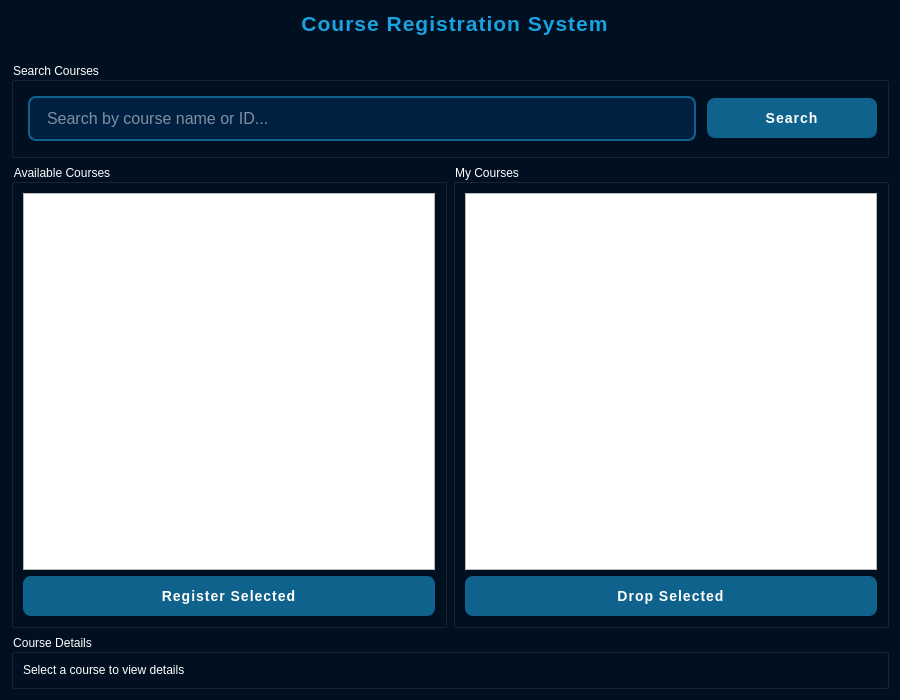
First picture: the form in UCRS/Forms/crpage.ui, repository OMarey1/University-Course-Registration-System, before the edit.
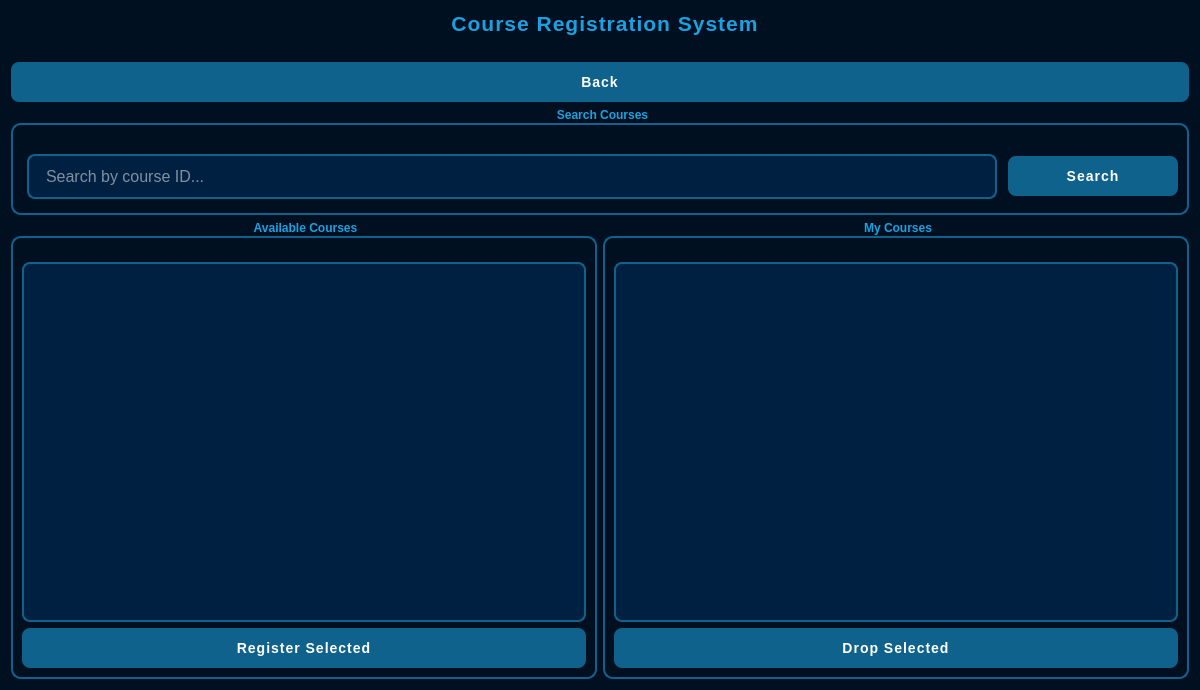
Second picture: the form after the edit.

Commit message: Fix Bugs in Register Page

The edit to the form file:
```diff
--- a/UCRS/Forms/crpage.ui
+++ b/UCRS/Forms/crpage.ui
@@ -6,8 +6,8 @@
    <rect>
     <x>0</x>
     <y>0</y>
-    <width>900</width>
-    <height>700</height>
+    <width>1200</width>
+    <height>690</height>
    </rect>
   </property>
   <property name="windowTitle">
@@ -45,7 +45,7 @@
 }
 
 QLineEdit:disabled  {
-	    background-color: #222;
+    background-color: #222;
 }
 
 QLineEdit:focus {
@@ -69,7 +69,7 @@
 }
 
 QPushButton:disabled {
-	    background-color: #222;
+    background-color: #222;
 }
 
 QPushButton:hover {
@@ -81,6 +81,48 @@
     background-color: #0D4E6F;
     /*transform: translateY(1px);*/
 }
+
+QGroupBox {
+    border: 2px solid #0F628B;
+    border-radius: 10px;
+    margin-top: 15px;
+    padding-top: 15px;
+    color: #19A2E1;
+    font-weight: bold;
+}
+
+QGroupBox::title {
+    subcontrol-origin: margin;
+    subcontrol-position: top center;
+    padding: 0 5px;
+}
+
+QTableWidget {
+    background-color: #002042;
+    border: 2px solid #0F628B;
+    border-radius: 8px;
+    gridline-color: #0F628B;
+    color: white;
+    selection-background-color: #19A2E1;
+    selection-color: white;
+}
+
+QTableWidget::item {
+    padding: 5px;
+}
+
+QTableWidget::item:selected {
+    background-color: #19A2E1;
+}
+
+QHeaderView::section {
+    background-color: #0F628B;
+    color: white;
+    padding: 5px;
+    border: 1px solid #19A2E1;
+    font-weight: bold;
+}
+
 #titleLabel {
     font-size: 36px;
     font-weight: bold;
@@ -88,51 +130,16 @@
     margin-bottom: 20px;
     letter-spacing: 1px;
 }
-#subtitleLabel {
-    font-size: 16px;
-    color: #7F9CB5;
-    margin-bottom: 30px;
-    letter-spacing: 0.5px;
-}
 
-#pageTitleLabel {
-    font-size: 22px;
-    font-weight: bold;
-    color: #19A2E1;
-    margin-bottom: 5px;
-    letter-spacing: 1px;
+#searchLineEdit {
+    min-width: 300px;
 }
 
-#loginBox {
-    background-color: #001829;
-    border-radius: 20px;
-    padding: 50px;
-    margin: 20px;
-    min-width: 350px;
-    border: 1px solid rgba(25, 162, 225, 0.1);
- /*   box-shadow: 0 10px 30px rgba(0, 0, 0, 0.3);*/
-}
-#errorLabel {
-    color: #FF4444;
-    font-size: 13px;
-    margin-top: 10px;
-    font-weight: 500;
-}
-QMessageBox {
-    background-color: #001021;
-    color: white;
-}
-QMessageBox QPushButton {
-    min-width: 80px;
-    padding: 8px 16px;
-}
-#usernameLineEdit, #passwordLineEdit {
-    padding-left: 40px;
-}
-#versionLabel {
-    color: #4A6B8A;
-    font-size: 12px;
-    margin-top: 20px;
+#detailsLabel {
+    padding: 10px;
+    background-color: #002042;
+    border-radius: 8px;
+    border: 1px solid #0F628B;
 }
 </string>
   </property>
@@ -144,6 +151,13 @@
      </property>
     </widget>
    </item>
+   <item>
+    <widget class="QPushButton" name="backButton">
+     <property name="text">
+      <string>Back</string>
+     </property>
+    </widget>
+   </item>
    <item>
     <widget class="QGroupBox" name="searchGroupBox">
      <property name="title">
@@ -153,7 +167,7 @@
       <item>
        <widget class="QLineEdit" name="searchLineEdit">
         <property name="placeholderText">
-         <string>Search by course name or ID...</string>
+         <string>Search by course ID...</string>
         </property>
        </widget>
       </item>
@@ -176,7 +190,17 @@
        </property>
        <layout class="QVBoxLayout" name="verticalLayout_2">
         <item>
-         <widget class="QTableWidget" name="coursesTable"/>
+         <widget class="QTableWidget" name="coursesTable">
+          <property name="alternatingRowColors">
+           <bool>true</bool>
+          </property>
+          <property name="selectionMode">
+           <enum>QAbstractItemView::SelectionMode::SingleSelection</enum>
+          </property>
+          <property name="selectionBehavior">
+           <enum>QAbstractItemView::SelectionBehavior::SelectRows</enum>
+          </property>
+         </widget>
         </item>
         <item>
          <widget class="QPushButton" name="registerButton">
@@ -195,7 +219,17 @@
        </property>
        <layout class="QVBoxLayout" name="verticalLayout_3">
         <item>
-         <widget class="QTableWidget" name="registeredTable"/>
+         <widget class="QTableWidget" name="registeredTable">
+          <property name="alternatingRowColors">
+           <bool>true</bool>
+          </property>
+          <property name="selectionMode">
+           <enum>QAbstractItemView::SelectionMode::SingleSelection</enum>
+          </property>
+          <property name="selectionBehavior">
+           <enum>QAbstractItemView::SelectionBehavior::SelectRows</enum>
+          </property>
+         </widget>
         </item>
         <item>
          <widget class="QPushButton" name="dropButton">
@@ -209,25 +243,6 @@
      </item>
     </layout>
    </item>
-   <item>
-    <widget class="QGroupBox" name="detailsGroupBox">
-     <property name="title">
-      <string>Course Details</string>
-     </property>
-     <layout class="QVBoxLayout" name="verticalLayout_4">
-      <item>
-       <widget class="QLabel" name="detailsLabel">
-        <property name="text">
-         <string>Select a course to view details</string>
-        </property>
-        <property name="wordWrap">
-         <bool>true</bool>
-        </property>
-       </widget>
-      </item>
-     </layout>
-    </widget>
-   </item>
   </layout>
  </widget>
  <resources/>
```
Left out of the diff: 3 changed lines with no effect on the pictures. The commit also changes 4 other files.
